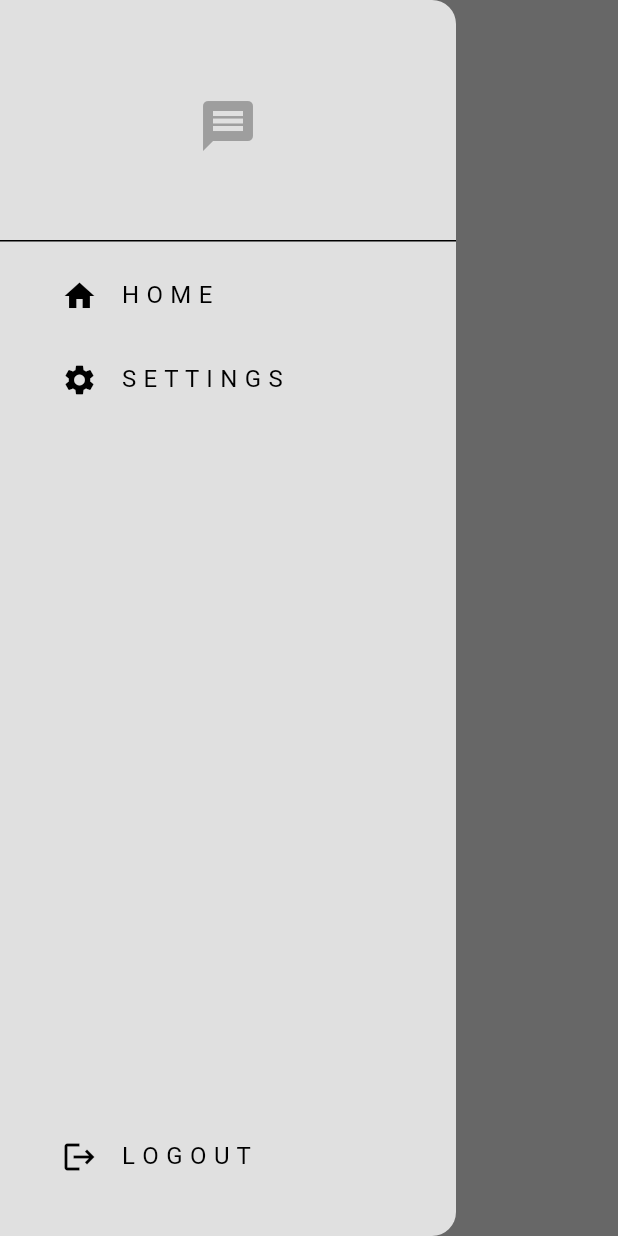
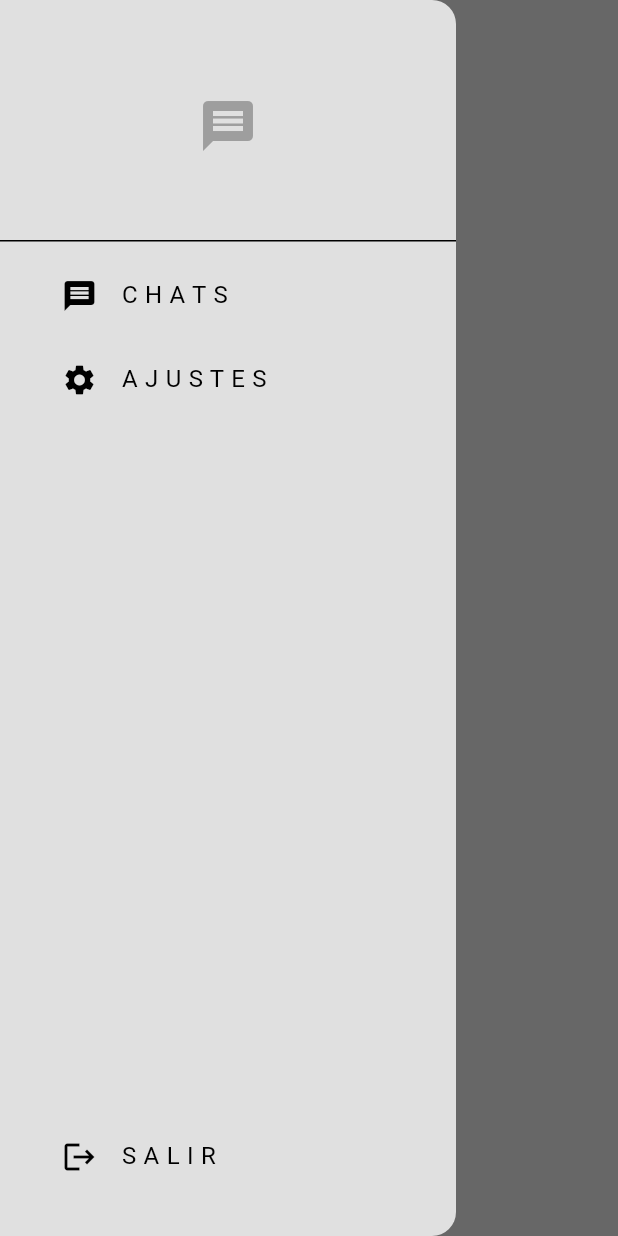
Before and after one commit to RodrigoGarcia96/chatApp, a Flutter app: the screen it shows once a user with an empty profile is signed in, with the side drawer open, on a phone screen of 412 x 824 dp. Run offline on Flutter 3.47's test engine with Material 3 defaults, Android fonts, the phone set to English and light mode, and no system bars; our stand-ins replace cloud_firestore, firebase_auth, firebase_core; accounts and stored records are empty.

Commit message:
Agregué la pestaña de los chats

```diff
--- a/NewChat/chat/lib/components/my_drawer.dart
+++ b/NewChat/chat/lib/components/my_drawer.dart
@@ -35,8 +35,8 @@ class MyDrawer extends StatelessWidget {
               Padding(
                 padding: const EdgeInsets.only(left: 25.0),
                 child: ListTile(
-                  title:const Text("H O M E"),
-                  leading:const Icon(Icons.home),
+                  title:const Text("C H A T S"),
+                  leading:const Icon(Icons.message),
                   onTap: () {
                     //pop drawer
                     Navigator.pop(context);
@@ -48,7 +48,7 @@ class MyDrawer extends StatelessWidget {
               Padding(
                 padding: const EdgeInsets.only(left: 25.0),
                 child: ListTile(
-                  title: const Text("S E T T I N G S"),
+                  title: const Text("A J U S T E S"),
                   leading: const Icon(Icons.settings),
                   onTap: () {
                     // pop the drawer
@@ -71,7 +71,7 @@ class MyDrawer extends StatelessWidget {
           Padding(
             padding: const EdgeInsets.only(left: 25.0, bottom: 25),
             child: ListTile(
-              title: const Text("L O G O U T"),
+              title: const Text("S A L I R"),
               leading: const Icon(Icons.logout),
               onTap: logout,
             ),
--- a/NewChat/chat/lib/models/message.dart
+++ b/NewChat/chat/lib/models/message.dart
@@ -19,7 +19,7 @@ class Message{
   Map<String, dynamic> toMap(){
     return{
       'senderID' : senderID,
-      'senderEmail' : receiverID, //duda
+      'senderEmail' : receiverID,
       'receiverID' : receiverID,
       'message' : message,
       'timestamp' : timestamp,
--- a/NewChat/chat/lib/pages/chat_page.dart
+++ b/NewChat/chat/lib/pages/chat_page.dart
@@ -114,12 +114,12 @@ class _ChatPageState extends State<ChatPage> {
       builder: (context, snapshot) {
         // errors
         if (snapshot.hasError) {
-          return const Text("Error");
+          return const Text("E R R O R");
         }
 
         // loading
         if (snapshot.connectionState == ConnectionState.waiting) {
-          return const Text("Loading..");
+          return const Text("C A R G A N D O . . .");
         }
 
         // return list view
--- a/NewChat/chat/lib/pages/home_page.dart
+++ b/NewChat/chat/lib/pages/home_page.dart
@@ -17,7 +17,7 @@ class HomePage extends StatelessWidget {
     return Scaffold(
       backgroundColor: Theme.of(context).colorScheme.background,
       appBar: AppBar(
-        title: const Text("Home"),
+        title: const Text("C H A T S"),
         backgroundColor: Colors.transparent,
         foregroundColor: Colors.grey,
         elevation: 0,
@@ -34,12 +34,12 @@ class HomePage extends StatelessWidget {
         builder: (context, snapshot) {
           //error
           if (snapshot.hasError) {
-            return const Text("Error");
+            return const Text("E R R O R");
           }
 
           //loading..
           if (snapshot.connectionState == ConnectionState.waiting) {
-            return const Text("Loading.. ");
+            return const Text("C A R G A N D O . . .");
           }
 
           //return list view
--- a/NewChat/chat/lib/pages/register_page.dart
+++ b/NewChat/chat/lib/pages/register_page.dart
@@ -44,7 +44,7 @@ class RegisterPage extends StatelessWidget {
       showDialog(
         context: context,
         builder: (context) => const AlertDialog(
-          title: Text("Password don´t match!"),
+          title: Text("¡LA CONTRASEÑA NO COINCIDE!"),
         ),
       );
     }
--- a/NewChat/chat/lib/pages/settings_page.dart
+++ b/NewChat/chat/lib/pages/settings_page.dart
@@ -11,7 +11,7 @@ class SettingsPage extends StatelessWidget {
     return Scaffold(
       backgroundColor: Theme.of(context).colorScheme.background,
       appBar: AppBar(
-        title: const Text("Settings"),
+        title: const Text("A J U S T E S"),
         backgroundColor: Colors.transparent,
         foregroundColor: Colors.grey,
         elevation: 0,
```
